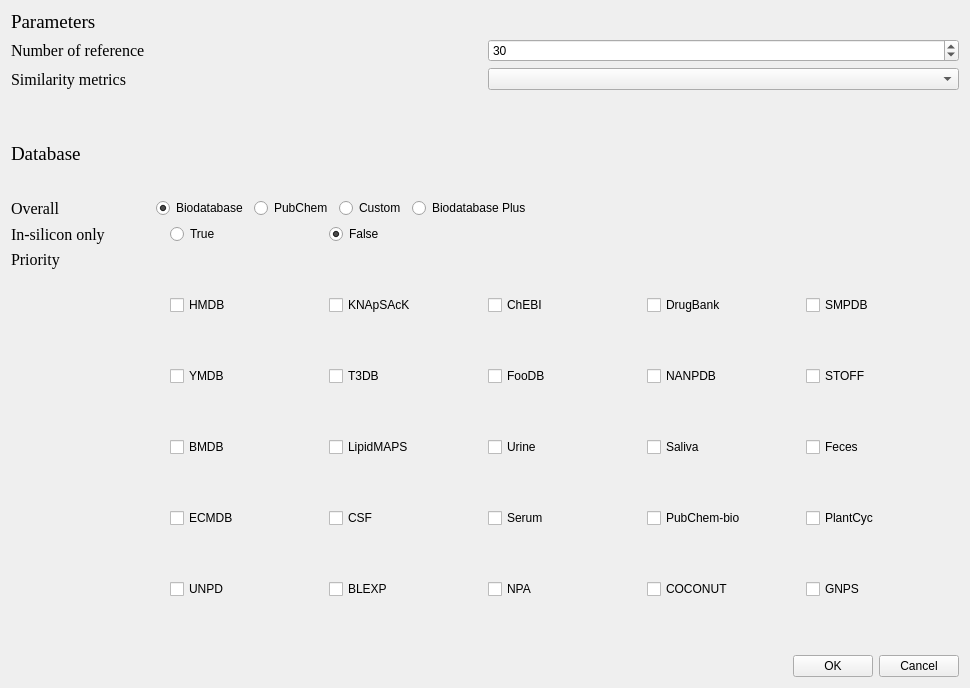
The window that ui/parameter.ui (hcji/DeepMASS2_GUI) describes before a commit, drawn with Qt 5.
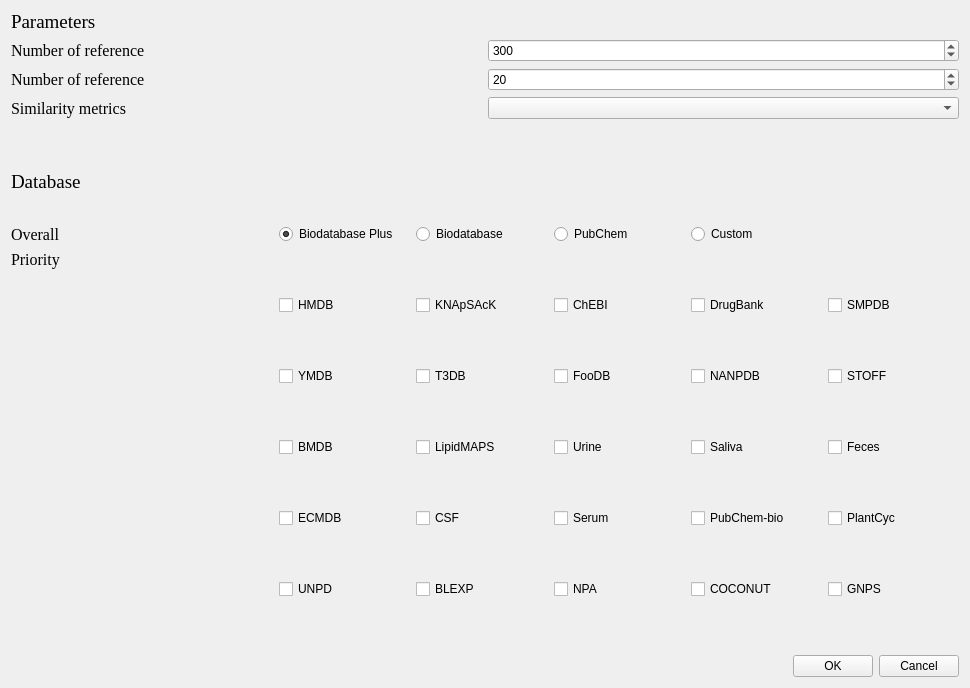
The same window after the commit.

What changed in the file:
```diff
--- a/ui/parameter.ui
+++ b/ui/parameter.ui
@@ -33,8 +33,11 @@
       <layout class="QGridLayout" name="gridLayout">
        <item row="0" column="1">
         <widget class="QSpinBox" name="spinBox_nref">
+         <property name="maximum">
+          <number>9999</number>
+         </property>
          <property name="value">
-          <number>30</number>
+          <number>300</number>
          </property>
         </widget>
        </item>
@@ -51,26 +54,23 @@
          </property>
         </widget>
        </item>
-       <item row="1" column="1">
+       <item row="2" column="1">
         <widget class="QComboBox" name="comboBox"/>
        </item>
-       <item row="2" column="0">
-        <spacer name="verticalSpacer_2">
-         <property name="orientation">
-          <enum>Qt::Vertical</enum>
-         </property>
-         <property name="sizeType">
-          <enum>QSizePolicy::Fixed</enum>
-         </property>
-         <property name="sizeHint" stdset="0">
-          <size>
-           <width>20</width>
-           <height>20</height>
-          </size>
-         </property>
-        </spacer>
-       </item>
        <item row="1" column="0">
+        <widget class="QLabel" name="label_9">
+         <property name="font">
+          <font>
+           <family>Times New Roman</family>
+           <pointsize>12</pointsize>
+          </font>
+         </property>
+         <property name="text">
+          <string>Number of reference</string>
+         </property>
+        </widget>
+       </item>
+       <item row="2" column="0">
         <widget class="QLabel" name="label_6">
          <property name="font">
           <font>
@@ -83,6 +83,32 @@
          </property>
         </widget>
        </item>
+       <item row="1" column="1">
+        <widget class="QSpinBox" name="spinBox_nneb">
+         <property name="maximum">
+          <number>200</number>
+         </property>
+         <property name="value">
+          <number>20</number>
+         </property>
+        </widget>
+       </item>
+       <item row="3" column="0">
+        <spacer name="verticalSpacer_2">
+         <property name="orientation">
+          <enum>Qt::Vertical</enum>
+         </property>
+         <property name="sizeType">
+          <enum>QSizePolicy::Fixed</enum>
+         </property>
+         <property name="sizeHint" stdset="0">
+          <size>
+           <width>20</width>
+           <height>20</height>
+          </size>
+         </property>
+        </spacer>
+       </item>
       </layout>
      </item>
     </layout>
@@ -102,130 +128,79 @@
    </item>
    <item>
     <layout class="QGridLayout" name="gridLayout_2">
-     <item row="2" column="2">
-      <layout class="QVBoxLayout" name="verticalLayout_5">
+     <item row="1" column="0" colspan="2">
+      <layout class="QVBoxLayout" name="verticalLayout_7">
        <item>
-        <widget class="QCheckBox" name="checkBox_2">
-         <property name="text">
-          <string>KNApSAcK</string>
+        <widget class="QLabel" name="label_2">
+         <property name="font">
+          <font>
+           <family>Times New Roman</family>
+           <pointsize>12</pointsize>
+          </font>
          </property>
-         <property name="checked">
-          <bool>false</bool>
-         </property>
-        </widget>
-       </item>
-       <item>
-        <widget class="QCheckBox" name="checkBox_8">
          <property name="text">
-          <string>T3DB</string>
+          <string>Priority</string>
          </property>
         </widget>
        </item>
        <item>
-        <widget class="QCheckBox" name="checkBox_13">
-         <property name="text">
-          <string>LipidMAPS</string>
+        <spacer name="verticalSpacer">
+         <property name="orientation">
+          <enum>Qt::Vertical</enum>
          </property>
-        </widget>
-       </item>
-       <item>
-        <widget class="QCheckBox" name="checkBox_20">
-         <property name="text">
-          <string>CSF</string>
+         <property name="sizeType">
+          <enum>QSizePolicy::Fixed</enum>
          </property>
-        </widget>
-       </item>
-       <item>
-        <widget class="QCheckBox" name="checkBox_21">
-         <property name="text">
-          <string>BLEXP</string>
+         <property name="sizeHint" stdset="0">
+          <size>
+           <width>40</width>
+           <height>380</height>
+          </size>
          </property>
-         <property name="checked">
-          <bool>false</bool>
-         </property>
-        </widget>
+        </spacer>
        </item>
       </layout>
      </item>
-     <item row="2" column="4">
-      <layout class="QVBoxLayout" name="verticalLayout_3">
+     <item row="1" column="4">
+      <layout class="QVBoxLayout" name="verticalLayout_4">
        <item>
-        <widget class="QCheckBox" name="checkBox_4">
+        <widget class="QCheckBox" name="checkBox_3">
          <property name="text">
-          <string>DrugBank</string>
+          <string>ChEBI</string>
          </property>
         </widget>
        </item>
        <item>
-        <widget class="QCheckBox" name="checkBox_9">
+        <widget class="QCheckBox" name="checkBox_10">
          <property name="text">
-          <string>NANPDB</string>
+          <string>FooDB</string>
          </property>
         </widget>
        </item>
        <item>
-        <widget class="QCheckBox" name="checkBox_14">
+        <widget class="QCheckBox" name="checkBox_11">
          <property name="text">
-          <string>Saliva</string>
+          <string>Urine</string>
          </property>
         </widget>
        </item>
        <item>
-        <widget class="QCheckBox" name="checkBox_19">
+        <widget class="QCheckBox" name="checkBox_18">
          <property name="text">
-          <string>PubChem-bio</string>
+          <string>Serum</string>
          </property>
         </widget>
        </item>
        <item>
-        <widget class="QCheckBox" name="checkBox_23">
+        <widget class="QCheckBox" name="checkBox_22">
          <property name="text">
-          <string>COCONUT</string>
+          <string>NPA</string>
          </property>
         </widget>
        </item>
       </layout>
      </item>
-     <item row="2" column="5">
-      <layout class="QVBoxLayout" name="verticalLayout_2">
-       <item>
-        <widget class="QCheckBox" name="checkBox_5">
-         <property name="text">
-          <string>SMPDB</string>
-         </property>
-        </widget>
-       </item>
-       <item>
-        <widget class="QCheckBox" name="checkBox_6">
-         <property name="text">
-          <string>STOFF</string>
-         </property>
-        </widget>
-       </item>
-       <item>
-        <widget class="QCheckBox" name="checkBox_15">
-         <property name="text">
-          <string>Feces</string>
-         </property>
-        </widget>
-       </item>
-       <item>
-        <widget class="QCheckBox" name="checkBox_16">
-         <property name="text">
-          <string>PlantCyc</string>
-         </property>
-        </widget>
-       </item>
-       <item>
-        <widget class="QCheckBox" name="checkBox_25">
-         <property name="text">
-          <string>GNPS</string>
-         </property>
-        </widget>
-       </item>
-      </layout>
-     </item>
-     <item row="2" column="1">
+     <item row="1" column="2">
       <layout class="QVBoxLayout" name="verticalLayout_6">
        <item>
         <widget class="QCheckBox" name="checkBox_1">
@@ -270,116 +245,93 @@
        </item>
       </layout>
      </item>
-     <item row="2" column="3">
-      <layout class="QVBoxLayout" name="verticalLayout_4">
+     <item row="1" column="6">
+      <layout class="QVBoxLayout" name="verticalLayout_2">
        <item>
-        <widget class="QCheckBox" name="checkBox_3">
+        <widget class="QCheckBox" name="checkBox_5">
          <property name="text">
-          <string>ChEBI</string>
+          <string>SMPDB</string>
          </property>
         </widget>
        </item>
        <item>
-        <widget class="QCheckBox" name="checkBox_10">
+        <widget class="QCheckBox" name="checkBox_6">
          <property name="text">
-          <string>FooDB</string>
+          <string>STOFF</string>
          </property>
         </widget>
        </item>
        <item>
-        <widget class="QCheckBox" name="checkBox_11">
+        <widget class="QCheckBox" name="checkBox_15">
          <property name="text">
-          <string>Urine</string>
+          <string>Feces</string>
          </property>
         </widget>
        </item>
        <item>
-        <widget class="QCheckBox" name="checkBox_18">
+        <widget class="QCheckBox" name="checkBox_16">
          <property name="text">
-          <string>Serum</string>
+          <string>PlantCyc</string>
          </property>
         </widget>
        </item>
        <item>
-        <widget class="QCheckBox" name="checkBox_22">
+        <widget class="QCheckBox" name="checkBox_25">
          <property name="text">
-          <string>NPA</string>
+          <string>GNPS</string>
          </property>
         </widget>
        </item>
       </layout>
      </item>
-     <item row="2" column="0">
-      <layout class="QVBoxLayout" name="verticalLayout_7">
+     <item row="1" column="5">
+      <layout class="QVBoxLayout" name="verticalLayout_3">
        <item>
-        <widget class="QLabel" name="label_2">
-         <property name="font">
-          <font>
-           <family>Times New Roman</family>
-           <pointsize>12</pointsize>
-          </font>
-         </property>
+        <widget class="QCheckBox" name="checkBox_4">
          <property name="text">
-          <string>Priority</string>
+          <string>DrugBank</string>
          </property>
         </widget>
        </item>
        <item>
-        <spacer name="verticalSpacer">
-         <property name="orientation">
-          <enum>Qt::Vertical</enum>
+        <widget class="QCheckBox" name="checkBox_9">
+         <property name="text">
+          <string>NANPDB</string>
          </property>
-         <property name="sizeType">
-          <enum>QSizePolicy::Fixed</enum>
-         </property>
-         <property name="sizeHint" stdset="0">
-          <size>
-           <width>40</width>
-           <height>380</height>
-          </size>
-         </property>
-        </spacer>
+        </widget>
        </item>
-      </layout>
-     </item>
-     <item row="0" column="0" colspan="4">
-      <layout class="QHBoxLayout" name="horizontalLayout">
        <item>
-        <widget class="QLabel" name="label_3">
-         <property name="font">
-          <font>
-           <family>Times New Roman</family>
-           <pointsize>12</pointsize>
-          </font>
+        <widget class="QCheckBox" name="checkBox_14">
+         <property name="text">
+          <string>Saliva</string>
          </property>
+        </widget>
+       </item>
+       <item>
+        <widget class="QCheckBox" name="checkBox_19">
          <property name="text">
-          <string>Overall</string>
+          <string>PubChem-bio</string>
          </property>
         </widget>
        </item>
        <item>
-        <spacer name="horizontalSpacer_2">
-         <property name="orientation">
-          <enum>Qt::Horizontal</enum>
+        <widget class="QCheckBox" name="checkBox_23">
+         <property name="text">
+          <string>COCONUT</string>
          </property>
-         <property name="sizeType">
-          <enum>QSizePolicy::Fixed</enum>
-         </property>
-         <property name="sizeHint" stdset="0">
-          <size>
-           <width>90</width>
-           <height>20</height>
-          </size>
-         </property>
-        </spacer>
+        </widget>
        </item>
+      </layout>
+     </item>
+     <item row="1" column="3">
+      <layout class="QVBoxLayout" name="verticalLayout_5">
        <item>
-        <widget class="QRadioButton" name="radioButton_1">
+        <widget class="QCheckBox" name="checkBox_2">
          <property name="text">
-          <string>Biodatabase</string>
+          <string>KNApSAcK</string>
          </property>
          <property name="checked">
-          <bool>true</bool>
+          <bool>false</bool>
          </property>
          <attribute name="buttonGroup">
           <string notr="true">buttonGroup</string>
@@ -387,9 +339,9 @@
         </widget>
        </item>
        <item>
-        <widget class="QRadioButton" name="radioButton_2">
+        <widget class="QCheckBox" name="checkBox_8">
          <property name="text">
-          <string>PubChem</string>
+          <string>T3DB</string>
          </property>
          <attribute name="buttonGroup">
           <string notr="true">buttonGroup</string>
@@ -397,9 +349,9 @@
         </widget>
        </item>
        <item>
-        <widget class="QRadioButton" name="radioButton_3">
+        <widget class="QCheckBox" name="checkBox_13">
          <property name="text">
-          <string>Custom</string>
+          <string>LipidMAPS</string>
          </property>
          <attribute name="buttonGroup">
           <string notr="true">buttonGroup</string>
@@ -407,9 +359,9 @@
         </widget>
        </item>
        <item>
-        <widget class="QRadioButton" name="radioButton_4">
+        <widget class="QCheckBox" name="checkBox_20">
          <property name="text">
-          <string>Biodatabase Plus</string>
+          <string>CSF</string>
          </property>
          <attribute name="buttonGroup">
           <string notr="true">buttonGroup</string>
@@ -417,22 +369,19 @@
         </widget>
        </item>
        <item>
-        <spacer name="horizontalSpacer">
-         <property name="orientation">
-          <enum>Qt::Horizontal</enum>
+        <widget class="QCheckBox" name="checkBox_21">
+         <property name="text">
+          <string>BLEXP</string>
          </property>
-         <property name="sizeHint" stdset="0">
-          <size>
-           <width>40</width>
-           <height>20</height>
-          </size>
+         <property name="checked">
+          <bool>false</bool>
          </property>
-        </spacer>
+        </widget>
        </item>
       </layout>
      </item>
-     <item row="1" column="0">
-      <widget class="QLabel" name="label_7">
+     <item row="0" column="0" colspan="2">
+      <widget class="QLabel" name="label_3">
        <property name="font">
         <font>
          <family>Times New Roman</family>
@@ -440,33 +389,53 @@
         </font>
        </property>
        <property name="text">
-        <string>In-silicon only</string>
+        <string>Overall</string>
        </property>
       </widget>
      </item>
-     <item row="1" column="1">
-      <widget class="QRadioButton" name="radioButton_true">
+     <item row="0" column="5">
+      <widget class="QRadioButton" name="radioButton_3">
        <property name="text">
-        <string>True</string>
+        <string>Custom</string>
        </property>
-       <property name="checked">
-        <bool>false</bool>
+       <attribute name="buttonGroup">
+        <string notr="true">buttonGroup</string>
+       </attribute>
+      </widget>
+     </item>
+     <item row="0" column="4">
+      <widget class="QRadioButton" name="radioButton_2">
+       <property name="text">
+        <string>PubChem</string>
        </property>
        <attribute name="buttonGroup">
         <string notr="true">buttonGroup_2</string>
        </attribute>
       </widget>
      </item>
-     <item row="1" column="2">
-      <widget class="QRadioButton" name="radioButton_false">
+     <item row="0" column="2">
+      <widget class="QRadioButton" name="radioButton_4">
        <property name="text">
-        <string>False</string>
+        <string>Biodatabase Plus</string>
        </property>
        <property name="checked">
         <bool>true</bool>
        </property>
        <attribute name="buttonGroup">
-        <string notr="true">buttonGroup_2</string>
+        <string notr="true">buttonGroup</string>
+       </attribute>
+      </widget>
+     </item>
+     <item row="0" column="3">
+      <widget class="QRadioButton" name="radioButton_1">
+       <property name="text">
+        <string>Biodatabase</string>
+       </property>
+       <property name="checked">
+        <bool>false</bool>
+       </property>
+       <attribute name="buttonGroup">
+        <string notr="true">buttonGroup</string>
        </attribute>
       </widget>
      </item>
```
Left out of the diff: 16 changed lines with no effect on the pictures.
